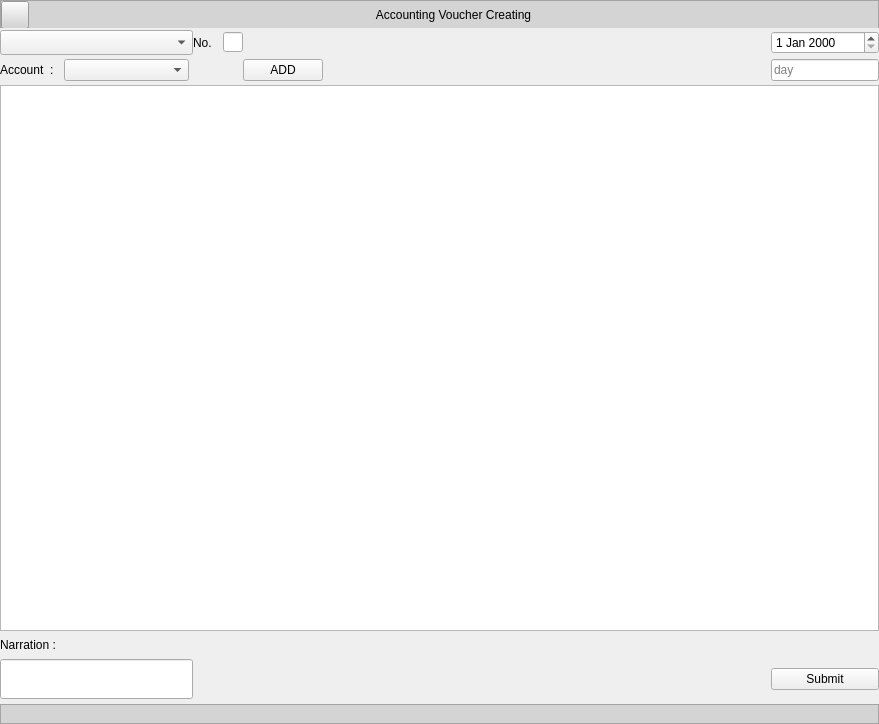
Above: Resources/Ui/CreateVoucher.ui from Darshitjivani/MBAS before the change. Below: the same form after it.
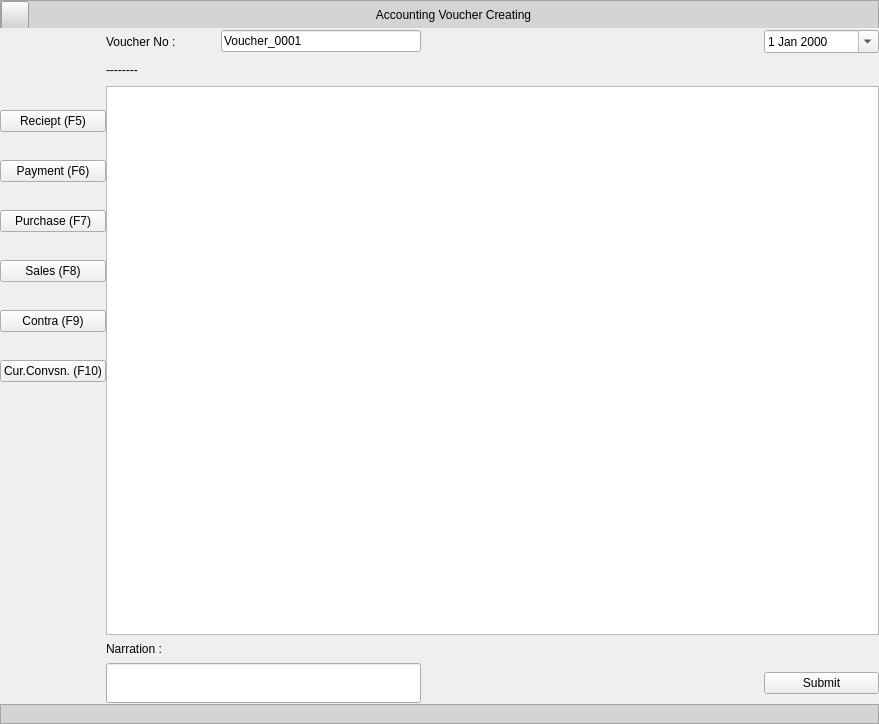
That is the form after the change. Icons and pictures are not drawn.

What changed in the file:
```diff
--- a/Resources/Ui/CreateVoucher.ui
+++ b/Resources/Ui/CreateVoucher.ui
@@ -189,7 +189,105 @@
        <property name="verticalSpacing">
         <number>4</number>
        </property>
-       <item row="4" column="7">
+       <item row="2" column="0">
+        <widget class="Line" name="line_7">
+         <property name="maximumSize">
+          <size>
+           <width>16777215</width>
+           <height>20</height>
+          </size>
+         </property>
+         <property name="styleSheet">
+          <string notr="true">background-color: transparent;</string>
+         </property>
+         <property name="orientation">
+          <enum>Qt::Vertical</enum>
+         </property>
+        </widget>
+       </item>
+       <item row="9" column="0">
+        <widget class="QPushButton" name="pbSales">
+         <property name="text">
+          <string>Sales (F8)</string>
+         </property>
+         <property name="shortcut">
+          <string>F8</string>
+         </property>
+        </widget>
+       </item>
+       <item row="13" column="0">
+        <widget class="QPushButton" name="pbCurConvsn">
+         <property name="text">
+          <string>Cur.Convsn. (F10)</string>
+         </property>
+         <property name="shortcut">
+          <string>F10</string>
+         </property>
+        </widget>
+       </item>
+       <item row="3" column="0">
+        <widget class="QPushButton" name="pbReciept">
+         <property name="text">
+          <string>Reciept (F5)</string>
+         </property>
+         <property name="shortcut">
+          <string>F5</string>
+         </property>
+        </widget>
+       </item>
+       <item row="2" column="1" rowspan="13" colspan="6">
+        <widget class="QTableView" name="tableView">
+         <property name="sizePolicy">
+          <sizepolicy hsizetype="MinimumExpanding" vsizetype="Expanding">
+           <horstretch>0</horstretch>
+           <verstretch>0</verstretch>
+          </sizepolicy>
+         </property>
+        </widget>
+       </item>
+       <item row="8" column="0">
+        <widget class="Line" name="line_4">
+         <property name="maximumSize">
+          <size>
+           <width>16777215</width>
+           <height>20</height>
+          </size>
+         </property>
+         <property name="styleSheet">
+          <string notr="true">background-color: transparent;</string>
+         </property>
+         <property name="orientation">
+          <enum>Qt::Vertical</enum>
+         </property>
+        </widget>
+       </item>
+       <item row="6" column="0">
+        <widget class="Line" name="line_3">
+         <property name="maximumSize">
+          <size>
+           <width>16777215</width>
+           <height>20</height>
+          </size>
+         </property>
+         <property name="styleSheet">
+          <string notr="true">background-color: transparent;</string>
+         </property>
+         <property name="orientation">
+          <enum>Qt::Vertical</enum>
+         </property>
+        </widget>
+       </item>
+       <item row="14" column="0">
+        <widget class="Line" name="line_2">
+         <property name="styleSheet">
+          <string notr="true">background-color: transparent;</string>
+         </property>
+         <property name="orientation">
+          <enum>Qt::Vertical</enum>
+         </property>
+        </widget>
+       </item>
+       <item row="15" column="5">
         <widget class="QLabel" name="lbCredit">
          <property name="sizePolicy">
           <sizepolicy hsizetype="Fixed" vsizetype="Fixed">
@@ -214,7 +312,7 @@
          </property>
         </widget>
        </item>
-       <item row="4" column="6">
+       <item row="15" column="4">
         <widget class="QLabel" name="lbDebit">
          <property name="sizePolicy">
           <sizepolicy hsizetype="Fixed" vsizetype="Fixed">
@@ -239,23 +337,85 @@
          </property>
         </widget>
        </item>
-       <item row="0" column="3">
-        <widget class="QLineEdit" name="lineEdit">
+       <item row="7" column="0">
+        <widget class="QPushButton" name="pbPurchase">
+         <property name="text">
+          <string>Purchase (F7)</string>
+         </property>
+         <property name="shortcut">
+          <string>F7</string>
+         </property>
+        </widget>
+       </item>
+       <item row="15" column="6">
+        <widget class="QLabel" name="lbCurrency">
+         <property name="sizePolicy">
+          <sizepolicy hsizetype="Preferred" vsizetype="Fixed">
+           <horstretch>0</horstretch>
+           <verstretch>0</verstretch>
+          </sizepolicy>
+         </property>
          <property name="minimumSize">
           <size>
-           <width>20</width>
+           <width>0</width>
            <height>20</height>
           </size>
          </property>
          <property name="maximumSize">
           <size>
-           <width>20</width>
+           <width>16777215</width>
+           <height>16777215</height>
+          </size>
+         </property>
+         <property name="text">
+          <string/>
+         </property>
+        </widget>
+       </item>
+       <item row="0" column="6">
+        <widget class="QDateEdit" name="deDate">
+         <property name="calendarPopup">
+          <bool>true</bool>
+         </property>
+        </widget>
+       </item>
+       <item row="16" column="6">
+        <widget class="QPushButton" name="pbSubmit">
+         <property name="text">
+          <string>Submit</string>
+         </property>
+         <property name="shortcut">
+          <string>Enter</string>
+         </property>
+        </widget>
+       </item>
+       <item row="5" column="0">
+        <widget class="QPushButton" name="pbPayment">
+         <property name="text">
+          <string>Payment (F6)</string>
+         </property>
+         <property name="shortcut">
+          <string>F6</string>
+         </property>
+        </widget>
+       </item>
+       <item row="10" column="0">
+        <widget class="Line" name="line_5">
+         <property name="maximumSize">
+          <size>
+           <width>16777215</width>
            <height>20</height>
           </size>
          </property>
+         <property name="styleSheet">
+          <string notr="true">background-color: transparent;</string>
+         </property>
+         <property name="orientation">
+          <enum>Qt::Vertical</enum>
+         </property>
         </widget>
        </item>
-       <item row="4" column="0">
+       <item row="15" column="1">
         <widget class="QLabel" name="label_6">
          <property name="sizePolicy">
           <sizepolicy hsizetype="Preferred" vsizetype="Preferred">
@@ -268,7 +428,7 @@
          </property>
         </widget>
        </item>
-       <item row="5" column="0" colspan="2">
+       <item row="16" column="1" colspan="2">
         <widget class="QLineEdit" name="leNarration">
          <property name="sizePolicy">
           <sizepolicy hsizetype="Expanding" vsizetype="Expanding">
@@ -290,176 +450,79 @@
          </property>
         </widget>
        </item>
-       <item row="2" column="0" colspan="9">
-        <widget class="QTableView" name="tableView">
-         <property name="sizePolicy">
-          <sizepolicy hsizetype="MinimumExpanding" vsizetype="Expanding">
-           <horstretch>0</horstretch>
-           <verstretch>0</verstretch>
-          </sizepolicy>
-         </property>
-        </widget>
-       </item>
-       <item row="5" column="8">
-        <widget class="QPushButton" name="pbSubmit">
-         <property name="text">
-          <string>Submit</string>
-         </property>
-        </widget>
-       </item>
-       <item row="6" column="0">
-        <widget class="Line" name="line">
-         <property name="orientation">
-          <enum>Qt::Vertical</enum>
-         </property>
-        </widget>
-       </item>
-       <item row="0" column="2">
+       <item row="0" column="1">
         <widget class="QLabel" name="label_2">
-         <property name="minimumSize">
-          <size>
-           <width>0</width>
-           <height>25</height>
-          </size>
-         </property>
-         <property name="maximumSize">
-          <size>
-           <width>30</width>
-           <height>25</height>
-          </size>
-         </property>
          <property name="text">
-          <string>No.</string>
+          <string>Voucher No :</string>
          </property>
         </widget>
        </item>
-       <item row="0" column="8">
-        <widget class="QDateEdit" name="deDate"/>
-       </item>
-       <item row="4" column="8">
-        <widget class="QLabel" name="lbCurrency">
-         <property name="sizePolicy">
-          <sizepolicy hsizetype="Preferred" vsizetype="Fixed">
-           <horstretch>0</horstretch>
-           <verstretch>0</verstretch>
-          </sizepolicy>
-         </property>
-         <property name="minimumSize">
-          <size>
-           <width>0</width>
-           <height>20</height>
-          </size>
-         </property>
-         <property name="maximumSize">
-          <size>
-           <width>16777215</width>
-           <height>16777215</height>
-          </size>
-         </property>
-         <property name="text">
-          <string/>
-         </property>
-        </widget>
-       </item>
-       <item row="1" column="8">
-        <widget class="QLineEdit" name="leDay">
-         <property name="enabled">
-          <bool>true</bool>
-         </property>
-         <property name="sizePolicy">
-          <sizepolicy hsizetype="Maximum" vsizetype="Minimum">
-           <horstretch>0</horstretch>
-           <verstretch>0</verstretch>
-          </sizepolicy>
-         </property>
-         <property name="minimumSize">
-          <size>
-           <width>0</width>
-           <height>0</height>
-          </size>
-         </property>
-         <property name="maximumSize">
-          <size>
-           <width>16777215</width>
-           <height>16777215</height>
-          </size>
-         </property>
-         <property name="layoutDirection">
-          <enum>Qt::RightToLeft</enum>
-         </property>
-         <property name="placeholderText">
-          <string>day</string>
-         </property>
-        </widget>
-       </item>
-       <item row="0" column="0" colspan="2">
-        <widget class="QComboBox" name="cbVoucherType">
-         <property name="minimumSize">
-          <size>
-           <width>193</width>
-           <height>20</height>
-          </size>
-         </property>
+       <item row="0" column="2">
+        <widget class="QLineEdit" name="lineEdit">
          <property name="maximumSize">
           <size>
            <width>200</width>
-           <height>25</height>
+           <height>16777215</height>
           </size>
          </property>
-        </widget>
-       </item>
-       <item row="1" column="4">
-        <widget class="QPushButton" name="pbAdd">
-         <property name="sizePolicy">
-          <sizepolicy hsizetype="Fixed" vsizetype="Fixed">
-           <horstretch>0</horstretch>
-           <verstretch>0</verstretch>
-          </sizepolicy>
-         </property>
          <property name="text">
-          <string>ADD</string>
+          <string>Voucher_0001</string>
          </property>
         </widget>
        </item>
-       <item row="1" column="0">
-        <widget class="QLabel" name="label_18">
-         <property name="minimumSize">
+       <item row="4" column="0">
+        <widget class="Line" name="line">
+         <property name="maximumSize">
           <size>
-           <width>25</width>
-           <height>0</height>
+           <width>16777215</width>
+           <height>20</height>
           </size>
          </property>
+         <property name="styleSheet">
+          <string notr="true">background-color: transparent;</string>
+         </property>
+         <property name="orientation">
+          <enum>Qt::Vertical</enum>
+         </property>
+        </widget>
+       </item>
+       <item row="11" column="0">
+        <widget class="QPushButton" name="pbContra">
+         <property name="text">
+          <string>Contra (F9)</string>
+         </property>
+         <property name="shortcut">
+          <string>F9</string>
+         </property>
+        </widget>
+       </item>
+       <item row="12" column="0">
+        <widget class="Line" name="line_6">
          <property name="maximumSize">
           <size>
-           <width>64</width>
-           <height>25</height>
+           <width>16777215</width>
+           <height>20</height>
           </size>
          </property>
-         <property name="text">
-          <string>Account  :</string>
+         <property name="styleSheet">
+          <string notr="true">background-color: transparent;</string>
+         </property>
+         <property name="orientation">
+          <enum>Qt::Vertical</enum>
          </property>
         </widget>
        </item>
        <item row="1" column="1">
-        <widget class="QComboBox" name="cbDebitedAccount">
-         <property name="sizePolicy">
-          <sizepolicy hsizetype="Fixed" vsizetype="Fixed">
-           <horstretch>0</horstretch>
-           <verstretch>0</verstretch>
-          </sizepolicy>
-         </property>
-         <property name="minimumSize">
-          <size>
-           <width>125</width>
-           <height>0</height>
-          </size>
-         </property>
+        <widget class="QLabel" name="lbVoucherType">
          <property name="maximumSize">
           <size>
-           <width>120</width>
+           <width>16777215</width>
            <height>25</height>
           </size>
          </property>
+         <property name="text">
+          <string>--------</string>
+         </property>
         </widget>
        </item>
       </layout>
```
Left out of the diff: 6 changed lines with no effect on the pictures.
